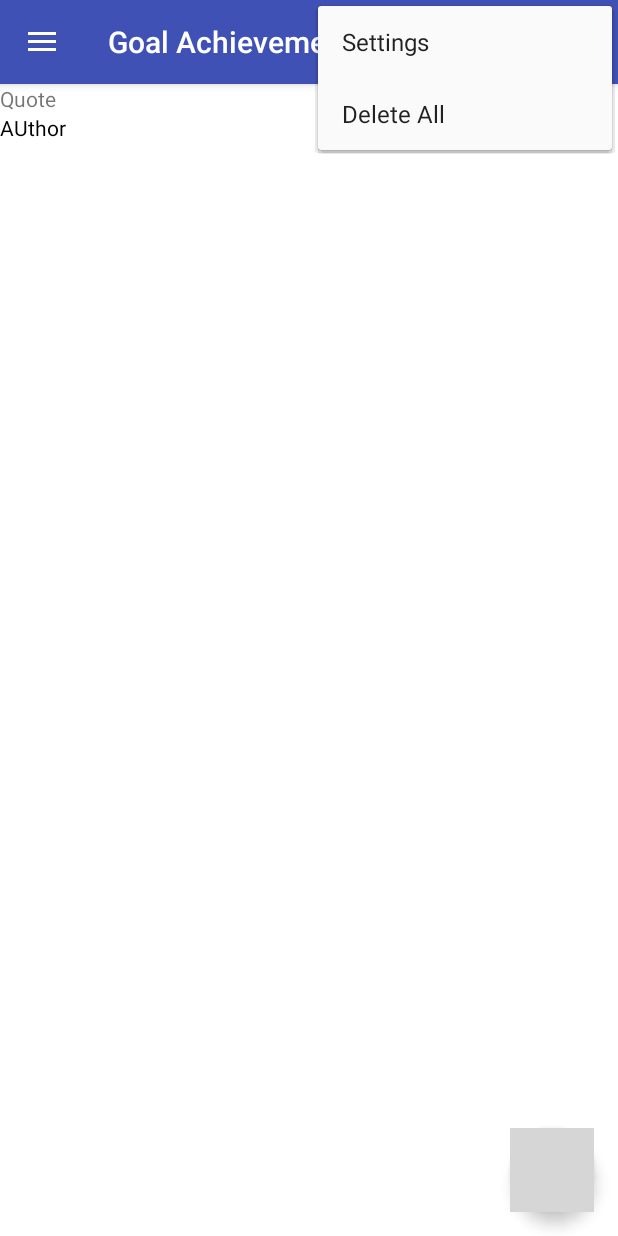
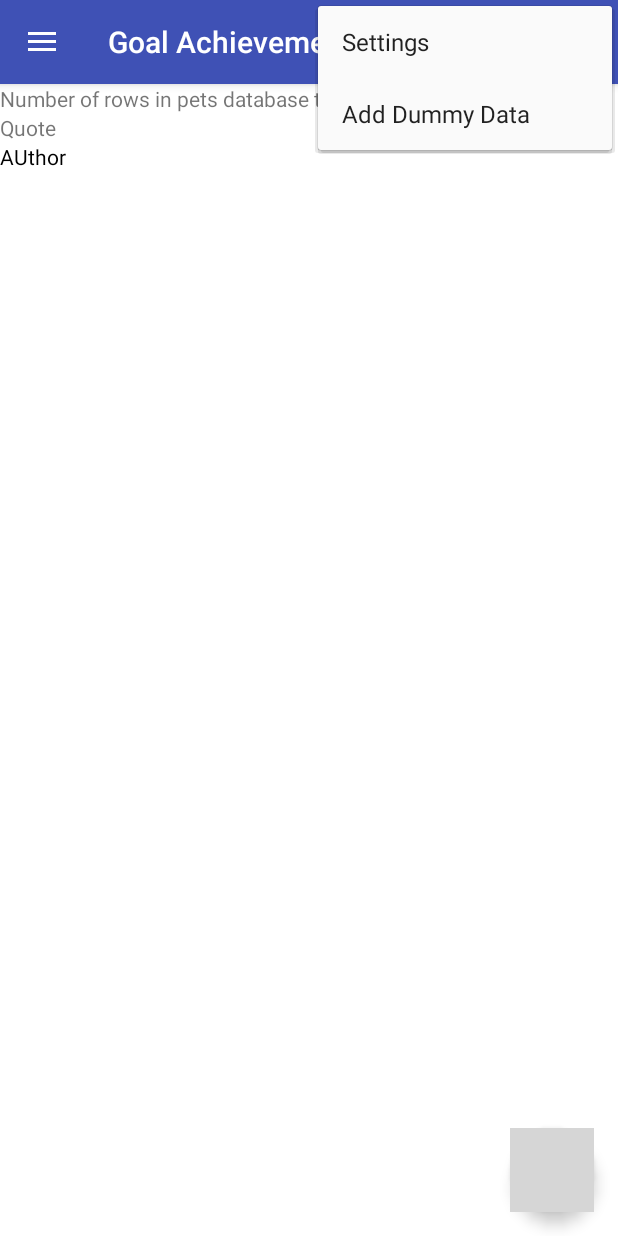
Before and after one commit to duncan0506/LeapOnline2.0, an Android app: the fragment FragmentGoalTips placed in its activity, with the options menu open, on a phone screen of 412 x 824 dp. Run offline under Robolectric (Android 15) with nearby library versions, the phone set to English and light mode, and no system bars; grey boxes are pictures that could not be loaded.

Commit message:
DialogAddGoal pass value to db, not shown on FragmentGoalTips yet

```diff
--- /dev/null
+++ b/app/src/main/java/com/peoplecoachingworks/leapstudio20/Data/GoalTipsDBHelper.java
@@ -0,0 +1,44 @@
+package com.peoplecoachingworks.leapstudio20.Data;
+
+
+import android.content.Context;
+import android.database.sqlite.SQLiteDatabase;
+import android.database.sqlite.SQLiteOpenHelper;
+
+import com.peoplecoachingworks.leapstudio20.Data.GoalTipsContract.GoalTipsEntry;
+
+/**
+ * Created by Duncan on 21-Mar-18.
+ */
+
+public class GoalTipsDBHelper extends SQLiteOpenHelper {
+
+    //Database File name
+    private static final String DATABASE_NAME = "shelter.db";
+
+    //Db version
+    private static final int DATABASE_VERSION = 1;
+
+
+    //Constructor
+    public GoalTipsDBHelper(Context context) {
+        super(context, DATABASE_NAME, null, DATABASE_VERSION);
+    }
+
+    //Add database
+    @Override
+    public void onCreate(SQLiteDatabase db) {
+        //Create TABLE Goal Tips
+        String SQL_GOAL_TIPS_TABLE = "CREATE TABLE " + GoalTipsEntry.TABLE_NAME + "("
+                + GoalTipsEntry._ID + " INTEGER PRIMARY KEY AUTOINCREMENT, "
+                + GoalTipsEntry.COLUMN_QUOTE + " TEXT NOT NULL, "
+                + GoalTipsEntry.COLUMN_AUTHOR + " TEXT);";
+
+        db.execSQL(SQL_GOAL_TIPS_TABLE);
+    }
+
+    @Override
+    public void onUpgrade(SQLiteDatabase sqLiteDatabase, int i, int i1) {
+
+    }
+}
--- a/app/src/main/java/com/peoplecoachingworks/leapstudio20/FragmentGoalTips.java
+++ b/app/src/main/java/com/peoplecoachingworks/leapstudio20/FragmentGoalTips.java
@@ -1,5 +1,7 @@
 package com.peoplecoachingworks.leapstudio20;
 
+import android.database.Cursor;
+import android.database.sqlite.SQLiteDatabase;
 import android.os.Bundle;
 import android.support.annotation.Nullable;
 import android.support.design.widget.FloatingActionButton;
@@ -11,19 +13,21 @@ import android.view.MenuItem;
 import android.view.View;
 import android.view.ViewGroup;
 import android.widget.TextView;
-import android.widget.Toast;
+
+import com.peoplecoachingworks.leapstudio20.Data.GoalTipsContract.GoalTipsEntry;
+import com.peoplecoachingworks.leapstudio20.Data.GoalTipsDBHelper;
 
 
 public class FragmentGoalTips extends Fragment implements DialogAddGoal.DialogAddGoalListener {
 
-    private TextView tvQuote, tvAuthor;
+    private TextView tvQuote, tvAuthor, displayView;
     private FloatingActionButton fabAddGoal;
+    private GoalTipsDBHelper mDbHelper;
+
 
     @Override
     public void onCreate(@Nullable Bundle savedInstanceState) {
         super.onCreate(savedInstanceState);
-
-
         setHasOptionsMenu(true); //Set menu options for FragmentGoalTips
 
         getActivity().setTitle("Goal Achievement Tips"); //Set title for Fragment
@@ -37,6 +41,7 @@ public class FragmentGoalTips extends Fragment implements DialogAddGoal.DialogAd
         tvQuote = view.findViewById(R.id.tvQuote);
         tvAuthor = view.findViewById(R.id.tvAuthor);
         fabAddGoal = view.findViewById(R.id.fabAddGoal);
+        displayView = view.findViewById(R.id.text_view_pet);
 
         fabAddGoal.setOnClickListener(new View.OnClickListener() {
             @Override
@@ -44,8 +49,36 @@ public class FragmentGoalTips extends Fragment implements DialogAddGoal.DialogAd
                 openDialog();
             }
         });
+
+        //access database - instantiating subclass of SQLiteOpenHelper
+        mDbHelper = new GoalTipsDBHelper(getActivity().getApplicationContext());
+
         return view;
     }
+
+    @Override
+    public void onStart() {
+        super.onStart();
+        displayDatabaseInfo();
+    }
+
+    private void displayDatabaseInfo() {
+
+        // Create and/or open a database to read from it
+        SQLiteDatabase db = mDbHelper.getReadableDatabase();
+
+        // Perform this raw SQL query "SELECT * FROM pets" to get a Cursor that contains all rows from the pets table.
+        Cursor cursor = db.rawQuery("SELECT * FROM " + GoalTipsEntry.TABLE_NAME, null);
+        try {
+            // Display the number of rows in the Cursor
+
+            displayView.setText("Number of rows in pets database table: " + cursor.getCount());
+        } finally {
+
+            cursor.close();
+        }
+    }
+
 
     public void openDialog() {
         DialogAddGoal dialogAddGoal = new DialogAddGoal();
@@ -59,19 +92,21 @@ public class FragmentGoalTips extends Fragment implements DialogAddGoal.DialogAd
         tvAuthor.setText(author);
     }
 
+
     @Override //Inflate the menu
     public void onCreateOptionsMenu(Menu menu, MenuInflater inflater) {
         inflater.inflate(R.menu.fragment_goal_tips_menu, menu);
         super.onCreateOptionsMenu(menu, inflater);
     }
 
+    //TODO: Click events in toolbar overflow menu not working
     @Override //Handle clicks event
     public boolean onOptionsItemSelected(MenuItem item) {
         // Handle item selection
         switch (item.getItemId()) {
-            case R.id.action_delete_all:
-                Toast.makeText(getActivity(), "Delete All Toast", Toast.LENGTH_SHORT).show();
-                return true;
+            case R.id.action_add_dummy_data:
+                //insertGoal();
+                displayDatabaseInfo();
             default:
                 return super.onOptionsItemSelected(item);
         }
--- a/app/src/main/java/com/peoplecoachingworks/leapstudio20/FragmentKeyLesson.java
+++ b/app/src/main/java/com/peoplecoachingworks/leapstudio20/FragmentKeyLesson.java
@@ -60,5 +60,4 @@ public class FragmentKeyLesson extends Fragment {
                 .commit();
     }
 
-
 }
--- a/app/src/main/res/layout/fragment_goal_tips.xml
+++ b/app/src/main/res/layout/fragment_goal_tips.xml
@@ -12,6 +12,12 @@
         android:layout_width="match_parent"
         android:layout_height="match_parent"
         android:orientation="vertical">
+
+        <TextView
+            android:id="@+id/text_view_pet"
+            android:layout_width="wrap_content"
+            android:layout_height="wrap_content"
+            android:text="Quote" />
 
         <TextView
             android:id="@+id/tvQuote"
--- a/app/src/main/res/menu/fragment_goal_tips_menu.xml
+++ b/app/src/main/res/menu/fragment_goal_tips_menu.xml
@@ -2,8 +2,8 @@
 <menu xmlns:android="http://schemas.android.com/apk/res/android"
     xmlns:app="http://schemas.android.com/apk/res-auto">
     <item
-        android:id="@+id/action_delete_all"
+        android:id="@+id/action_add_dummy_data"
         android:orderInCategory="100"
-        android:title="Delete All"
+        android:title="Add Dummy Data"
         app:showAsAction="never" />
 </menu>
```
Also changed, not shown: app/src/main/java/com/peoplecoachingworks/leapstudio20/Data/GoalTipsContract.java (added, +20 -0 lines), app/src/main/java/com/peoplecoachingworks/leapstudio20/DialogAddGoal.java (+44 -6 lines).
